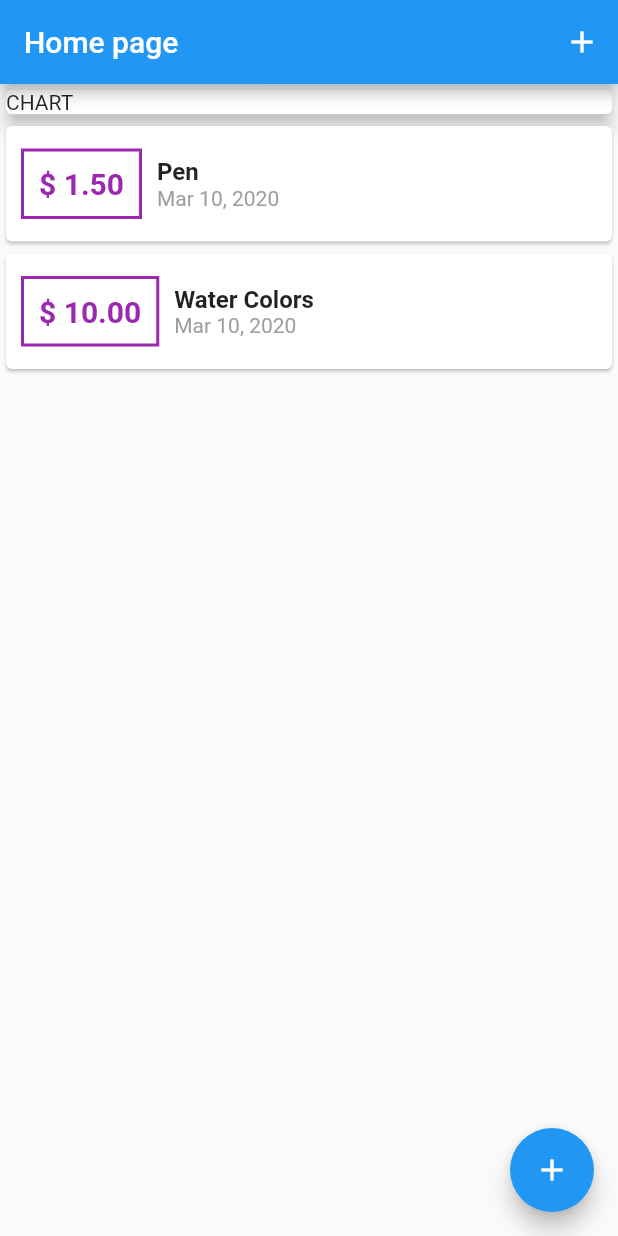
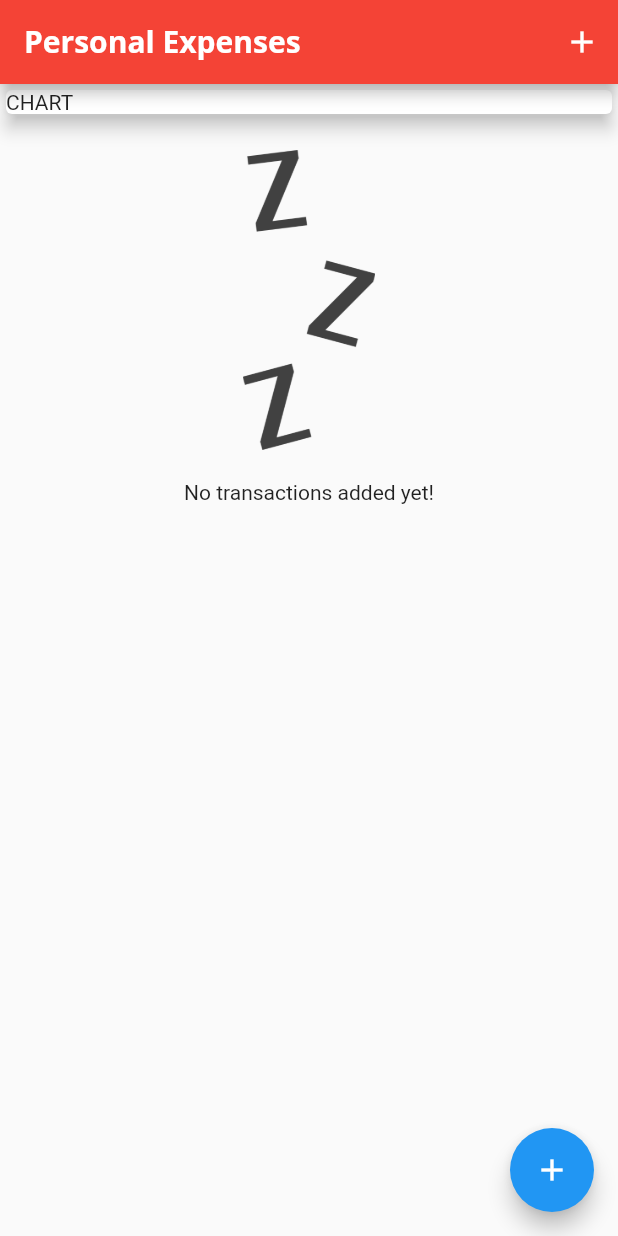
Before and after one commit to JayTailor45/expanse_tracker, a Flutter app: the screen it shows after launch, on a phone screen of 412 x 824 dp. Run offline on Flutter 3.47's test engine with Material 2 defaults, Android fonts, the phone set to English and light mode, and no system bars.

Commit message:
Add global styling and work on UI improvements

```diff
--- a/lib/main.dart
+++ b/lib/main.dart
@@ -11,9 +11,27 @@ class MyApp extends StatelessWidget {
   @override
   Widget build(BuildContext context) {
     return MaterialApp(
-      title: 'Flutter Demo',
+      title: 'Personal Expenses',
       theme: ThemeData(
-        primarySwatch: Colors.blue,
+        primarySwatch: Colors.red,
+        accentColor: Colors.blue,
+        fontFamily: 'Quicksand',
+        textTheme: ThemeData.light().textTheme.copyWith(
+          title: TextStyle(
+            fontFamily: 'OpenSans',
+            fontSize: 18,
+            fontWeight: FontWeight.bold,
+          )
+        ),
+        appBarTheme: AppBarTheme(
+          textTheme: ThemeData.light().textTheme.copyWith(
+            title: TextStyle(
+              fontFamily: 'OpenSans',
+              fontSize: 20,
+              fontWeight: FontWeight.bold,
+            ),
+          ),
+        ),
       ),
       debugShowCheckedModeBanner: false,
       home: MyHomePage(),
@@ -30,18 +48,18 @@ class MyHomePage extends StatefulWidget {
 class _MyHomePageState extends State<MyHomePage> {
 
   final List<Transaction> transactions = [
-    Transaction(
-      id: 't1',
-      title: 'Pen',
-      amount: 1.5,
-      date: DateTime.now(),
-    ),
-    Transaction(
-      id: 't2',
-      title: 'Water Colors',
-      amount: 10.0,
-      date: DateTime.now(),
-    ),
+//    Transaction(
+//      id: 't1',
+//      title: 'Pen',
+//      amount: 1.5,
+//      date: DateTime.now(),
+//    ),
+//    Transaction(
+//      id: 't2',
+//      title: 'Water Colors',
+//      amount: 10.0,
+//      date: DateTime.now(),
+//    ),
   ];
 
   void _addTransaction(String title, double amount) {
@@ -70,7 +88,7 @@ class _MyHomePageState extends State<MyHomePage> {
   Widget build(BuildContext context) {
     return Scaffold(
       appBar: AppBar(
-        title: Text('Home page'),
+        title: Text('Personal Expenses'),
         actions: <Widget>[
           IconButton(
             icon: Icon(
--- a/lib/widgets/transaction_list.dart
+++ b/lib/widgets/transaction_list.dart
@@ -11,7 +11,22 @@ class TransactionList extends StatelessWidget {
   Widget build(BuildContext context) {
     return Container(
       height: 342, // TODO: Figure out something to get windows height dynamically
-      child: ListView.builder(
+      child:
+      transactionList.isEmpty ?
+        Column(children: <Widget>[
+          SizedBox(
+            height: 20,
+          ),
+          Container(
+            height: 200,
+            child: Image.asset('assets/images/waiting.png', fit: BoxFit.cover,),
+          ),
+          SizedBox(
+            height: 20,
+          ),
+          Text('No transactions added yet!'),
+        ])
+          : ListView.builder(
         itemBuilder: (BuildContext context,int index) {
           return Card(
             child: Row(
@@ -22,7 +37,7 @@ class TransactionList extends StatelessWidget {
                     vertical: 15,
                   ),
                   decoration: BoxDecoration(
-                    border: Border.all(color: Colors.purple, width: 2),
+                    border: Border.all(color: Theme.of(context).accentColor, width: 2),
                   ),
                   padding: EdgeInsets.all(10),
                   child: Text(
@@ -30,7 +45,7 @@ class TransactionList extends StatelessWidget {
                     style: TextStyle(
                         fontSize: 20,
                         fontWeight: FontWeight.bold,
-                        color: Colors.purple),
+                        color: Theme.of(context).accentColor),
                   ),
                 ),
                 Column(
@@ -38,10 +53,7 @@ class TransactionList extends StatelessWidget {
                   children: <Widget>[
                     Text(
                       transactionList[index].title,
-                      style: TextStyle(
-                        fontSize: 16,
-                        fontWeight: FontWeight.bold,
-                      ),
+                      style: Theme.of(context).textTheme.title,
                     ),
                     Text(
                       DateFormat.yMMMd().format(transactionList[index].date),
```
Also changed, not shown: pubspec.yaml (+13 -8 lines), assets/fonts/OpenSans-Bold.ttf (added), assets/fonts/OpenSans-Regular.ttf (added), assets/fonts/Quicksand-Bold.ttf (added), assets/fonts/Quicksand-Light.ttf (added), assets/fonts/Quicksand-Medium.ttf (added), assets/fonts/Quicksand-Regular.ttf (added), assets/images/waiting.png (added).
